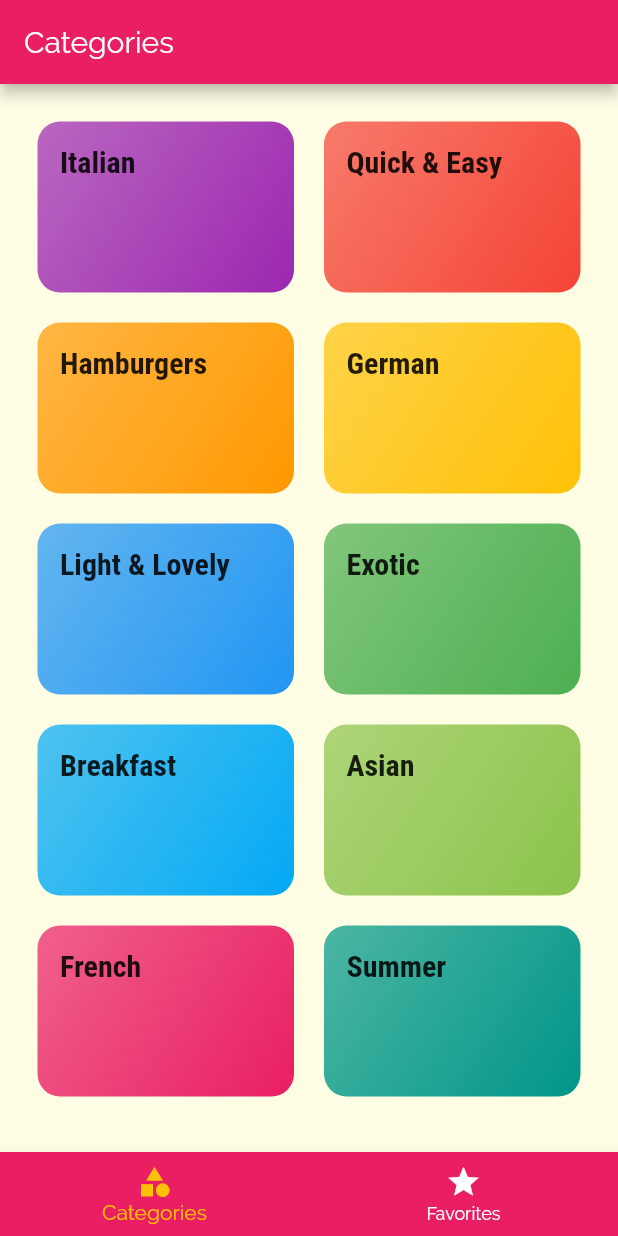
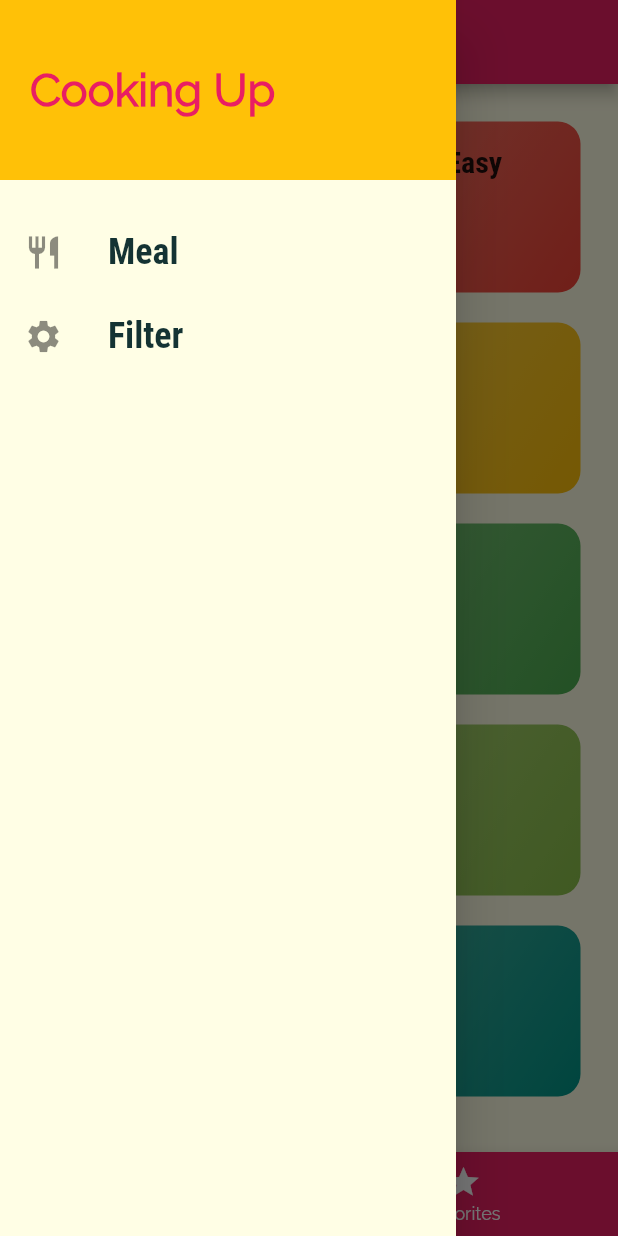
Before and after one commit to s777610/flutter-meals-app, a Flutter app: the screen it shows after launch, with the side drawer open (before the commit the screen has no drawer), on a phone screen of 412 x 824 dp. Run offline on Flutter 3.47's test engine with Material 2 defaults, Android fonts, the phone set to English and light mode, and no system bars.

```diff
--- a/lib/main.dart
+++ b/lib/main.dart
@@ -5,6 +5,7 @@ import './screens/categoriesScreen.dart';
 import './screens/tabsScreen.dart';
 import './screens/categoryMealsScreen.dart';
 import './screens/mealDetailScreen.dart';
+import './screens/filtersScreen.dart';
 
 void main() => runApp(MyApp());
 
@@ -36,7 +37,8 @@ class MyApp extends StatelessWidget {
       routes: {
         "/": (ctx) => TabsScreen(),
         CategoryMealsScreen.routeName: (ctx) => CategoryMealsScreen(),
-        MealDetailScreen.routeName: (ctx) => MealDetailScreen()
+        MealDetailScreen.routeName: (ctx) => MealDetailScreen(),
+        FiltersScreen.routeName: (ctx) => FiltersScreen()
       },
       onUnknownRoute: (settings) {
         return MaterialPageRoute(builder: (ctx) => CategoriesScreen());
--- /dev/null
+++ b/lib/screens/filtersScreen.dart
@@ -0,0 +1,11 @@
+import 'package:flutter/material.dart';
+
+class FiltersScreen extends StatelessWidget {
+  static const routeName = '/filters';
+  @override
+  Widget build(BuildContext context) {
+    return Center(
+      child: Text('Filter'),
+    );
+  }
+}
--- a/lib/screens/tabsScreen.dart
+++ b/lib/screens/tabsScreen.dart
@@ -1,6 +1,7 @@
 import 'package:flutter/material.dart';
 import './favoritesScreen.dart';
 import './categoriesScreen.dart';
+import '../widgets/mainDrawer.dart';
 
 class TabsScreen extends StatefulWidget {
   @override
@@ -26,6 +27,7 @@ class _TabsScreenState extends State<TabsScreen> {
       appBar: AppBar(
         title: Text(_pages[_selectedPageIndex]['title']),
       ),
+      drawer: MainDrawer(),
       body: _pages[_selectedPageIndex]['page'],
       bottomNavigationBar: BottomNavigationBar(
         onTap: _selectPage,
--- /dev/null
+++ b/lib/widgets/mainDrawer.dart
@@ -0,0 +1,62 @@
+import 'package:flutter/material.dart';
+import '../screens/filtersScreen.dart';
+
+class MainDrawer extends StatelessWidget {
+  Widget buildListTile(String title, IconData icon, Function tapHandler) {
+    return ListTile(
+      leading: Icon(
+        icon,
+        size: 26,
+      ),
+      title: Text(
+        title,
+        style: TextStyle(
+          fontFamily: 'RobotoCondensed',
+          fontSize: 24,
+          fontWeight: FontWeight.bold,
+        ),
+      ),
+      onTap: tapHandler,
+    );
+  }
+
+  @override
+  Widget build(BuildContext context) {
+    return Drawer(
+      child: Column(
+        children: <Widget>[
+          Container(
+            height: 120,
+            width: double.infinity,
+            padding: EdgeInsets.all(20),
+            alignment: Alignment.centerLeft,
+            color: Theme.of(context).accentColor,
+            child: Text(
+              'Cooking Up',
+              style: TextStyle(
+                fontWeight: FontWeight.w900,
+                fontSize: 30,
+                color: Theme.of(context).primaryColor,
+              ),
+            ),
+          ),
+          SizedBox(height: 20),
+          buildListTile(
+            'Meal',
+            Icons.restaurant,
+            () {
+              Navigator.of(context).pushNamed('/');
+            },
+          ),
+          buildListTile(
+            "Filter",
+            Icons.settings,
+            () {
+              Navigator.of(context).pushNamed(FiltersScreen.routeName);
+            },
+          ),
+        ],
+      ),
+    );
+  }
+}
```
